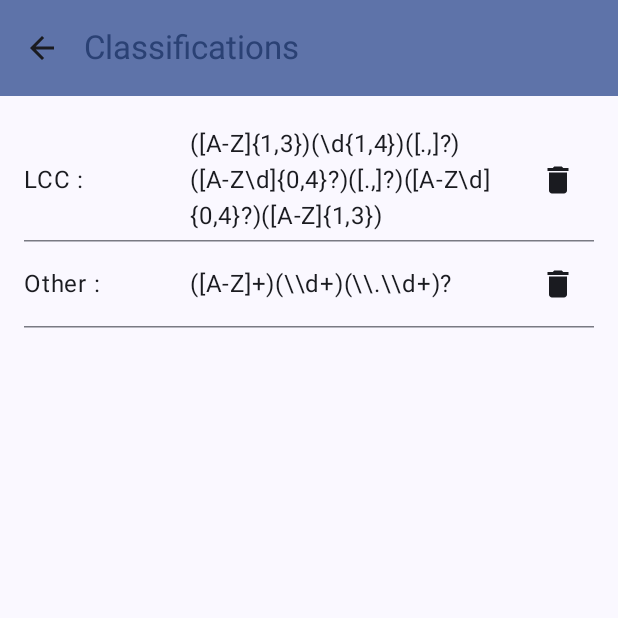
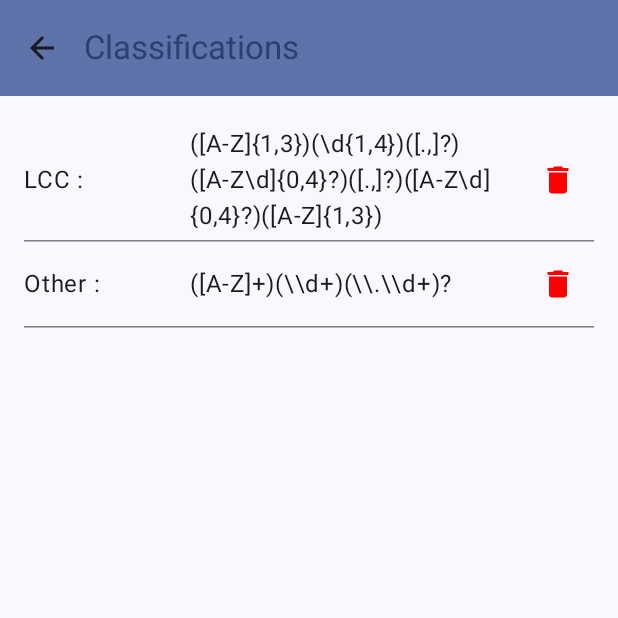
Before and after one commit to hugoallaine/SY43_Project, an Android app built with Jetpack Compose: the ClassificationScreen screen opened through its navigation route, on a phone screen of 412 x 824 dp, the top half of it. Run offline under Robolectric (Android 15) with nearby library versions, the phone set to English and light mode, and no system bars.

Commit message:
Added official app name in HomeScreen + added delete button for quotation list + red basket button in ClassificationScreen

```diff
--- a/app/src/main/java/com/example/sy43_bookshelft/ClassificationScreen.kt
+++ b/app/src/main/java/com/example/sy43_bookshelft/ClassificationScreen.kt
@@ -87,7 +87,8 @@ fun ClassificationScreen(navController: NavHostController) {
                         }) {
                             Icon(
                                 imageVector = Icons.Default.Delete,
-                                contentDescription = "Delete"
+                                contentDescription = "Delete",
+                                tint = Color.Red
                             )
                         }
                     }
--- a/app/src/main/java/com/example/sy43_bookshelft/HomeScreen.kt
+++ b/app/src/main/java/com/example/sy43_bookshelft/HomeScreen.kt
@@ -5,6 +5,7 @@ import androidx.compose.foundation.Image
 import androidx.compose.foundation.background
 import androidx.compose.foundation.layout.*
 import androidx.compose.material3.Button
+import androidx.compose.material3.MaterialTheme
 import androidx.compose.material3.Text
 import androidx.compose.runtime.Composable
 import androidx.compose.ui.Alignment
@@ -14,6 +15,7 @@ import androidx.compose.ui.platform.LocalConfiguration
 import androidx.compose.ui.res.painterResource
 import androidx.compose.ui.res.stringResource
 import androidx.compose.ui.unit.dp
+import androidx.compose.ui.unit.sp
 import androidx.navigation.NavHostController
 
 @Composable
@@ -44,6 +46,8 @@ fun PortraitLayout(navController: NavHostController) {
             contentDescription = "logo",
             modifier = Modifier.size(300.dp)
         )
+        Spacer(modifier = Modifier.height(16.dp))
+        Text(text = stringResource(id = R.string.app_name), fontSize = 24.sp)
         Spacer(modifier = Modifier.height(16.dp))
         Button(
             onClick = { navController.navigate("scanner") },
@@ -83,6 +87,8 @@ fun LandscapeLayout(navController: NavHostController) {
             contentDescription = "logo",
             modifier = Modifier.size(300.dp)
         )
+        Spacer(modifier = Modifier.height(16.dp))
+        Text(text = stringResource(id = R.string.app_name), fontSize = 24.sp)
         Column(
             modifier = Modifier
                 .padding(start = 16.dp),
--- a/app/src/main/res/values/strings.xml
+++ b/app/src/main/res/values/strings.xml
@@ -1,5 +1,5 @@
 <resources>
-    <string name="app_name">SY43 Bookshelf</string>
+    <string name="app_name">LCChecker</string>
     <string name="image_desc">Image Preview</string>
     <string name="capture">Capture Image</string>
     <string name="recognized_text">Recognized Text will appear here</string>
```
Also changed, not shown: app/src/main/java/com/example/sy43_bookshelft/ListScreen.kt (+33 -6 lines).
